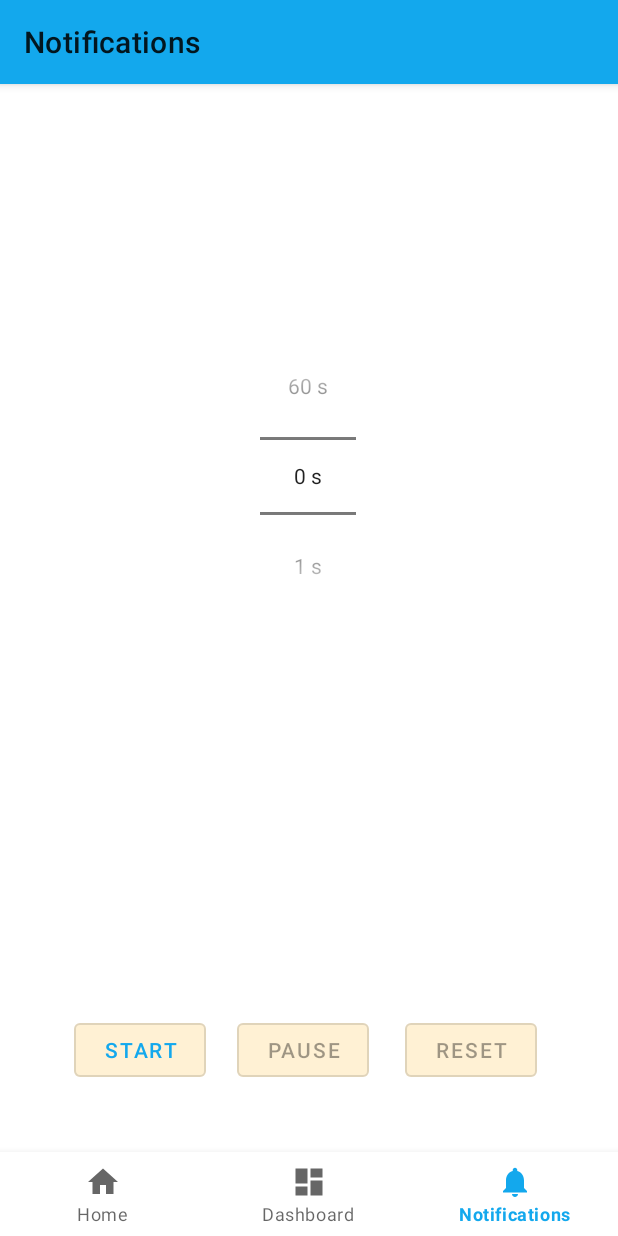
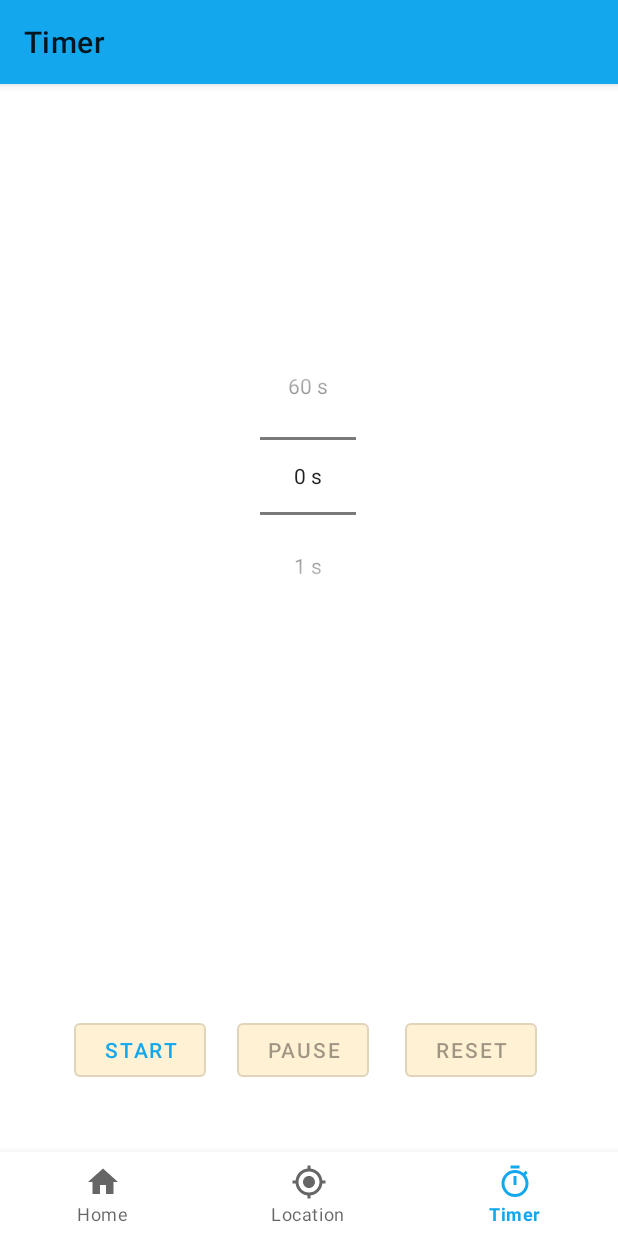
Before and after one commit to Jonnellisuus/Android-java, an Android app: the screen it shows after launch (MainActivity), item 3 of the bottom bar chosen, on a phone screen of 412 x 824 dp. Run offline under Robolectric (Android 15) with nearby library versions, the phone set to English and light mode, and no system bars; our stand-ins replace navigation-ui.

Commit message:
Changed the icons and titles to more suitable in bottom navigation.

```diff
--- /dev/null
+++ b/android-java-programming/app/src/main/res/drawable/ic_baseline_my_location_24.xml
@@ -0,0 +1,9 @@
+<vector xmlns:android="http://schemas.android.com/apk/res/android"
+    android:width="24dp"
+    android:height="24dp"
+    android:viewportWidth="24"
+    android:viewportHeight="24">
+  <path
+      android:fillColor="#FF000000"
+      android:pathData="M12,8c-2.21,0 -4,1.79 -4,4s1.79,4 4,4 4,-1.79 4,-4 -1.79,-4 -4,-4zM20.94,11c-0.46,-4.17 -3.77,-7.48 -7.94,-7.94L13,1h-2v2.06C6.83,3.52 3.52,6.83 3.06,11L1,11v2h2.06c0.46,4.17 3.77,7.48 7.94,7.94L11,23h2v-2.06c4.17,-0.46 7.48,-3.77 7.94,-7.94L23,13v-2h-2.06zM12,19c-3.87,0 -7,-3.13 -7,-7s3.13,-7 7,-7 7,3.13 7,7 -3.13,7 -7,7z"/>
+</vector>
--- /dev/null
+++ b/android-java-programming/app/src/main/res/drawable/ic_baseline_timer_24.xml
@@ -0,0 +1,9 @@
+<vector xmlns:android="http://schemas.android.com/apk/res/android"
+    android:width="24dp"
+    android:height="24dp"
+    android:viewportWidth="24"
+    android:viewportHeight="24">
+  <path
+      android:fillColor="#FF000000"
+      android:pathData="M15,1L9,1v2h6L15,1zM11,14h2L13,8h-2v6zM19.03,7.39l1.42,-1.42c-0.43,-0.51 -0.9,-0.99 -1.41,-1.41l-1.42,1.42C16.07,4.74 14.12,4 12,4c-4.97,0 -9,4.03 -9,9s4.02,9 9,9 9,-4.03 9,-9c0,-2.12 -0.74,-4.07 -1.97,-5.61zM12,20c-3.87,0 -7,-3.13 -7,-7s3.13,-7 7,-7 7,3.13 7,7 -3.13,7 -7,7z"/>
+</vector>
--- a/android-java-programming/app/src/main/res/menu/bottom_nav_menu.xml
+++ b/android-java-programming/app/src/main/res/menu/bottom_nav_menu.xml
@@ -8,12 +8,12 @@
 
     <item
         android:id="@+id/navigation_dashboard"
-        android:icon="@drawable/ic_dashboard_black_24dp"
-        android:title="@string/title_dashboard" />
+        android:icon="@drawable/ic_baseline_my_location_24"
+        android:title="@string/title_location" />
 
     <item
         android:id="@+id/navigation_notifications"
-        android:icon="@drawable/ic_notifications_black_24dp"
-        android:title="@string/title_notifications" />
+        android:icon="@drawable/ic_baseline_timer_24"
+        android:title="@string/title_timer" />
 
 </menu>
--- a/android-java-programming/app/src/main/res/navigation/mobile_navigation.xml
+++ b/android-java-programming/app/src/main/res/navigation/mobile_navigation.xml
@@ -14,12 +14,12 @@
     <fragment
         android:id="@+id/navigation_dashboard"
         android:name="com.example.helloworld.ui.dashboard.DashboardFragment"
-        android:label="@string/title_dashboard"
+        android:label="@string/title_location"
         tools:layout="@layout/fragment_dashboard" />
 
     <fragment
         android:id="@+id/navigation_notifications"
         android:name="com.example.helloworld.ui.notifications.NotificationsFragment"
-        android:label="@string/title_notifications"
+        android:label="@string/title_timer"
         tools:layout="@layout/fragment_notifications" />
 </navigation>
--- a/android-java-programming/app/src/main/res/values/strings.xml
+++ b/android-java-programming/app/src/main/res/values/strings.xml
@@ -15,8 +15,8 @@
 
     <string name="title_activity_main" translatable="false">MainActivity</string>
     <string name="title_home">Home</string>
-    <string name="title_dashboard">Dashboard</string>
-    <string name="title_notifications">Notifications</string>
+    <string name="title_location">Location</string>
+    <string name="title_timer">Timer</string>
 
     <string name="locationTitle">Your location</string>
     <string name="locationButton">Show location on the map</string>
```
Also changed, not shown: 1 other file.
